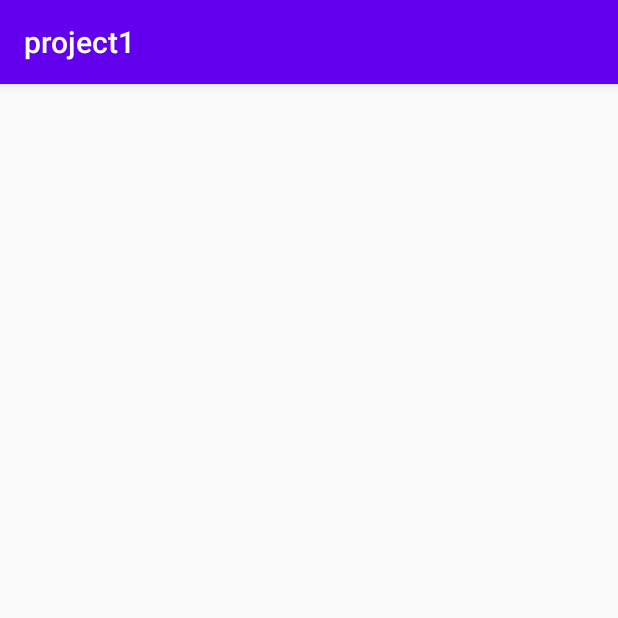
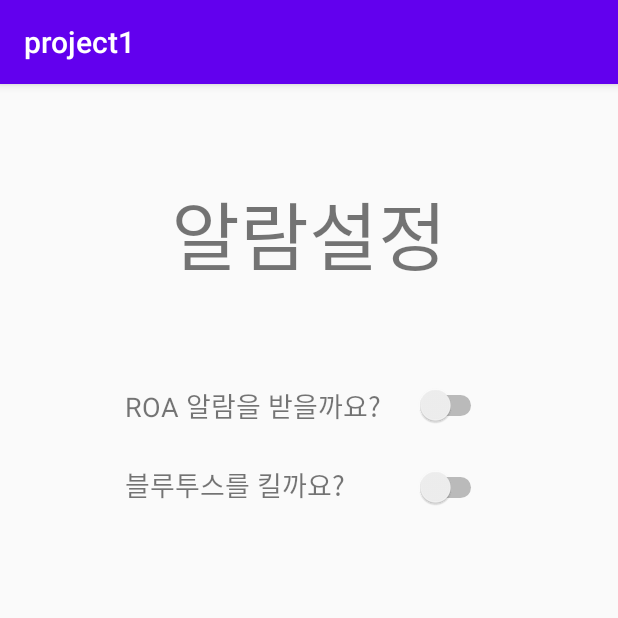
Before and after one commit to osc9556/ROA, an Android app: the AlarmActivity screen opened directly, with no data from a screen before it, on a phone screen of 412 x 824 dp, the top half of it. Run offline under Robolectric (Android 15) with nearby library versions, the phone set to English and light mode, and no system bars.

Commit message:
pro_test

```diff
--- a/app/src/main/java/com/example/project1/SettingActivity.java
+++ b/app/src/main/java/com/example/project1/SettingActivity.java
@@ -9,7 +9,10 @@ import android.widget.Button;
 
 public class SettingActivity extends AppCompatActivity {
 
-    private Button ManageFriend_button;
+    private  Button ManageFriend_button;
+    private  Button Alarm_button;
+    private  Button MyPage_button;
+
 
     @Override
     protected void onCreate(Bundle savedInstanceState) {
@@ -24,5 +27,34 @@ public class SettingActivity extends AppCompatActivity {
                 startActivity(intent);
             }
         });
+
+
+        Alarm_button=findViewById(R.id.Alarm_button);
+        Alarm_button.setOnClickListener(new View.OnClickListener() {
+            @Override
+            public void onClick(View v) {
+                Intent intent =new Intent(SettingActivity.this,AlarmActivity.class);
+                startActivity(intent);//액티비티 이동
+
+            }
+        });
+
+        MyPage_button=findViewById(R.id.MyPage_button);
+        MyPage_button.setOnClickListener(new View.OnClickListener() {
+            @Override
+            public void onClick(View v) {
+                Intent intent =new Intent(SettingActivity.this,MypageActivity.class);
+                startActivity(intent);//액티비티 이동
+
+            }
+        });
     }
+
+
+
+
+
+
+
+
 }
--- a/app/src/main/res/layout/activity_alarm.xml
+++ b/app/src/main/res/layout/activity_alarm.xml
@@ -6,4 +6,81 @@
     android:layout_height="match_parent"
     tools:context=".AlarmActivity">
 
+    <RelativeLayout
+        android:id="@+id/relativeLayout4"
+        android:layout_width="0dp"
+        android:layout_height="0dp"
+        android:layout_marginBottom="1dp"
+        android:layout_weight="1.5"
+        android:orientation="vertical"
+        app:layout_constraintBottom_toTopOf="@+id/switch2"
+        app:layout_constraintEnd_toEndOf="parent"
+        app:layout_constraintStart_toStartOf="parent"
+        app:layout_constraintTop_toTopOf="parent">
+
+        <TextView
+            android:layout_width="wrap_content"
+            android:layout_height="wrap_content"
+            android:layout_centerInParent="true"
+            android:text="알람설정"
+            android:textSize="50dp"></TextView>
+    </RelativeLayout>
+
+    <TextView
+        android:id="@+id/textView3"
+        android:layout_width="0dp"
+        android:layout_height="0dp"
+        android:layout_marginStart="83dp"
+        android:layout_marginLeft="83dp"
+        android:layout_marginEnd="8dp"
+        android:layout_marginRight="8dp"
+        android:text="ROA 알람을 받을까요?"
+        android:textSize="18sp"
+        app:layout_constraintBottom_toBottomOf="@+id/switch2"
+        app:layout_constraintEnd_toStartOf="@+id/switch2"
+        app:layout_constraintStart_toStartOf="parent"
+        app:layout_constraintTop_toTopOf="@+id/switch2" />
+
+    <Switch
+        android:id="@+id/switch1"
+        android:layout_width="wrap_content"
+        android:layout_height="wrap_content"
+        android:layout_marginStart="8dp"
+        android:layout_marginLeft="8dp"
+        android:layout_marginEnd="87dp"
+        android:layout_marginRight="87dp"
+        android:layout_marginBottom="485dp"
+        app:layout_constraintBottom_toBottomOf="parent"
+        app:layout_constraintEnd_toEndOf="parent"
+        app:layout_constraintStart_toEndOf="@+id/textView5"
+        app:layout_constraintTop_toBottomOf="@+id/switch2" />
+
+    <TextView
+        android:id="@+id/textView5"
+        android:layout_width="0dp"
+        android:layout_height="29dp"
+        android:layout_marginStart="83dp"
+        android:layout_marginLeft="83dp"
+        android:layout_marginEnd="8dp"
+        android:layout_marginRight="8dp"
+        android:text="블루투스를 킬까요?"
+        android:textSize="18sp"
+        app:layout_constraintBaseline_toBaselineOf="@+id/switch1"
+        app:layout_constraintEnd_toStartOf="@+id/switch1"
+        app:layout_constraintStart_toStartOf="parent" />
+
+    <Switch
+        android:id="@+id/switch2"
+        android:layout_width="wrap_content"
+        android:layout_height="wrap_content"
+        android:layout_marginStart="8dp"
+        android:layout_marginLeft="8dp"
+        android:layout_marginEnd="87dp"
+        android:layout_marginRight="87dp"
+        android:layout_marginBottom="27dp"
+        app:layout_constraintBottom_toTopOf="@+id/switch1"
+        app:layout_constraintEnd_toEndOf="parent"
+        app:layout_constraintStart_toEndOf="@+id/textView3"
+        app:layout_constraintTop_toBottomOf="@+id/relativeLayout4" />
+
 </androidx.constraintlayout.widget.ConstraintLayout>
--- a/app/src/main/res/layout/activity_friendhome.xml
+++ b/app/src/main/res/layout/activity_friendhome.xml
@@ -10,10 +10,11 @@
         android:id="@+id/textView"
         android:layout_width="80dp"
         android:layout_height="90dp"
-        android:layout_marginTop="64dp"
+        android:layout_marginTop="72dp"
         android:text="친구"
         android:textSize="36sp"
         app:layout_constraintEnd_toEndOf="parent"
+        app:layout_constraintHorizontal_bias="0.498"
         app:layout_constraintStart_toStartOf="parent"
         app:layout_constraintTop_toTopOf="parent" />
 
```
